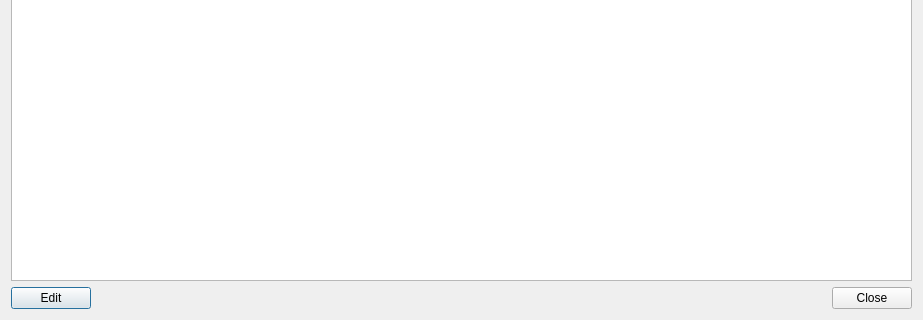
This is SubWidget/cfglookunit.ui in RoadRover-AutoTest/QtDemo as Qt 5 draws it before an edit; both pictures show x 0 to 923 and y 277 to 597 of the 923 by 597 pixel window. The edited form follows.
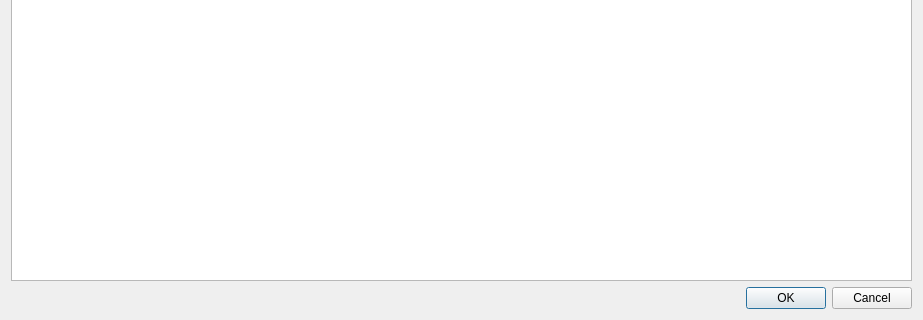
This is the edited form.

Diff of the .ui file:
```diff
--- a/SubWidget/cfglookunit.ui
+++ b/SubWidget/cfglookunit.ui
@@ -34,20 +34,13 @@
      </column>
     </widget>
    </item>
-   <item row="1" column="0">
-    <widget class="QPushButton" name="pushButton_Edit">
-     <property name="text">
-      <string>Edit</string>
-     </property>
-    </widget>
-   </item>
    <item row="1" column="1">
     <widget class="QDialogButtonBox" name="buttonBox">
      <property name="orientation">
       <enum>Qt::Horizontal</enum>
      </property>
      <property name="standardButtons">
-      <set>QDialogButtonBox::Close</set>
+      <set>QDialogButtonBox::Cancel|QDialogButtonBox::Ok</set>
      </property>
     </widget>
    </item>
```
